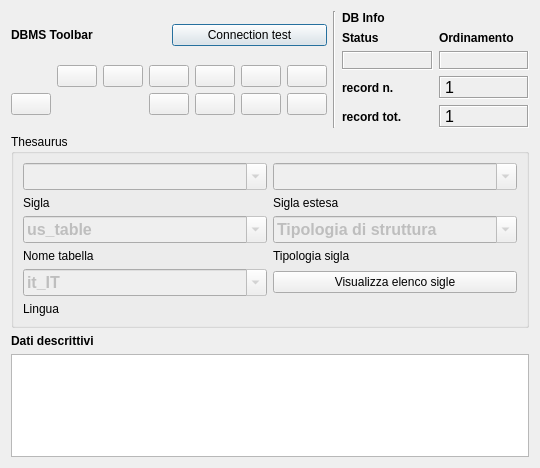
First picture: the form in gui/ui/Thesaurus.ui, repository pyarchinit/pyarchinit, before the edit.
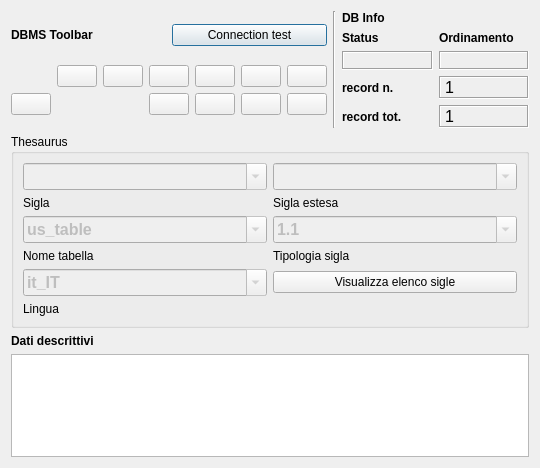
Second picture: the form after the edit. Icons and pictures are not drawn. Custom widgets are drawn as their Qt base class.

Commit message: Aggiunta valori (parziale) per campo thesaurus

The edit to the form file:
```diff
--- a/gui/ui/Thesaurus.ui
+++ b/gui/ui/Thesaurus.ui
@@ -683,7 +683,7 @@
         </property>
         <item>
          <property name="text">
-          <string>Tipologia di struttura</string>
+          <string>1.1</string>
          </property>
         </item>
         <item>
```
Left out of the diff: 40 changed lines with no effect on the pictures.
